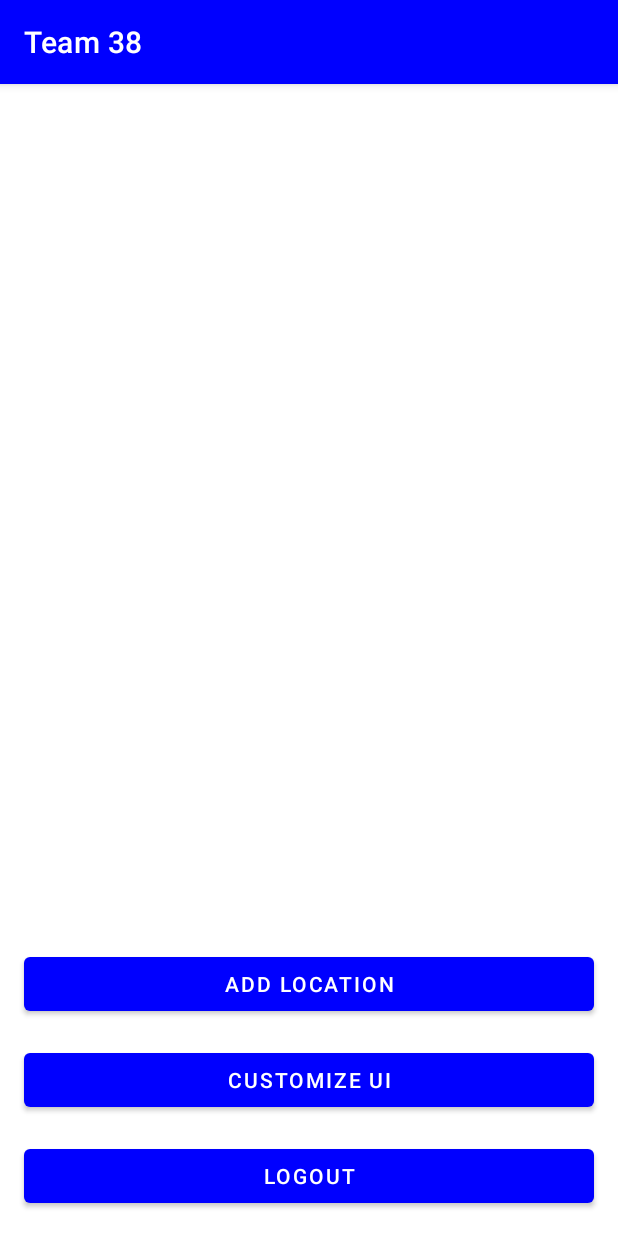
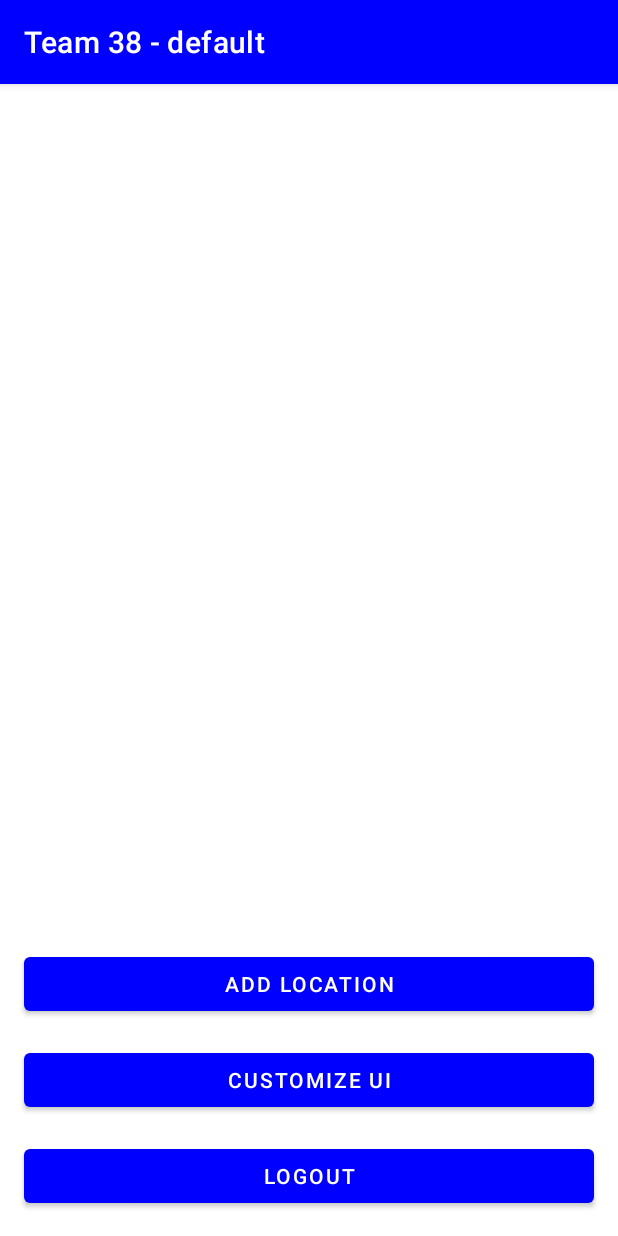
Before and after one commit to anderz-cmu-F25/Weaather-App, an Android app: the MainActivity screen opened directly, with no data from a screen before it, on a phone screen of 412 x 824 dp. Run offline under Robolectric (Android 15) with nearby library versions, the phone set to English and light mode, and no system bars.

Commit message:
Added username to top of screen to show who is logged in

```diff
--- a/app/src/main/java/edu/uiuc/cs427app/MainActivity.java
+++ b/app/src/main/java/edu/uiuc/cs427app/MainActivity.java
@@ -46,6 +46,9 @@ public class MainActivity extends AppCompatActivity implements View.OnClickListe
             SharedPreferences prefs = getSharedPreferences(LOGIN_PREFS, MODE_PRIVATE);
             currentUsername = prefs.getString(LAST_LOGGED_IN_USER, "default");
         }
+
+        //Set title to include the logged in username
+        getSupportActionBar().setTitle(getString(R.string.app_name_with_user, currentUsername));
 
         // Save current username to SharedPreferences to keep track of the last logged-in user
         SharedPreferences loginPrefs = getSharedPreferences(LOGIN_PREFS, MODE_PRIVATE);
--- a/app/src/main/res/values/strings.xml
+++ b/app/src/main/res/values/strings.xml
@@ -1,5 +1,6 @@
 <resources>
     <string name="app_name">Team 38</string>
+    <string name="app_name_with_user">Team 38 - %1$s</string>
     <string name="show_weather_button_text">Show Weather</string>
     <string name="show_map_button_text">Show Map</string>
     <string name="default_weather_heading">Weather for</string>
```
